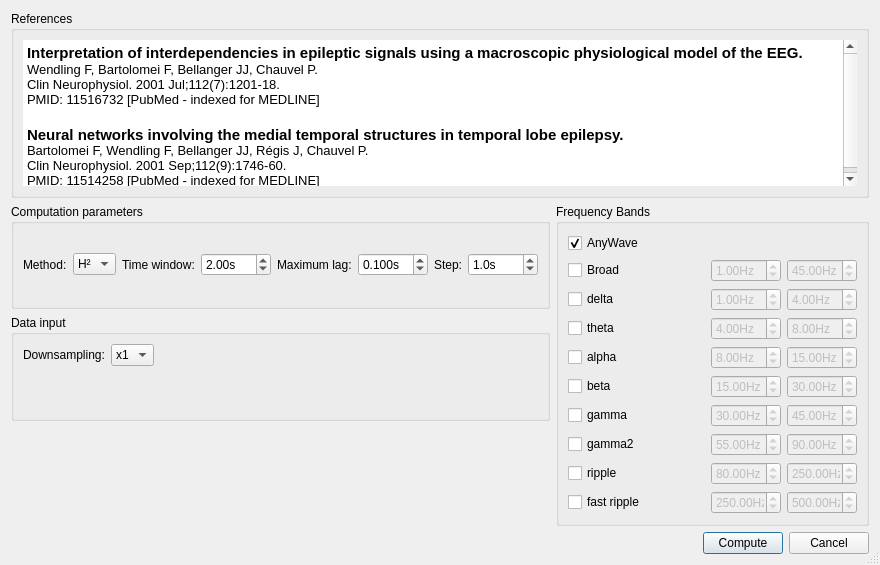
This is src/plugins/h2/h2ui.ui in HIP-infrastructure/anywave-code as Qt 5 draws it before an edit. The edited form follows.
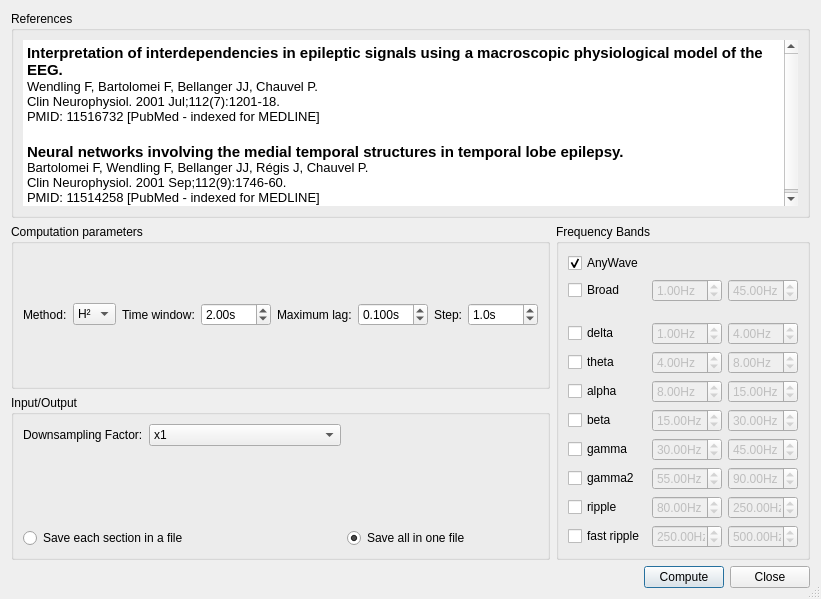
This is the edited form. Icons and pictures are not drawn. Custom widgets are drawn as their Qt base class.

The edit to the form file:
```diff
--- a/src/plugins/h2/h2ui.ui
+++ b/src/plugins/h2/h2ui.ui
@@ -6,8 +6,8 @@
    <rect>
     <x>0</x>
     <y>0</y>
-    <width>880</width>
-    <height>565</height>
+    <width>821</width>
+    <height>599</height>
    </rect>
   </property>
   <property name="windowTitle">
@@ -23,8 +23,8 @@
   <property name="modal">
    <bool>true</bool>
   </property>
-  <layout class="QVBoxLayout" name="verticalLayout_2">
-   <item>
+  <layout class="QGridLayout" name="gridLayout_5">
+   <item row="0" column="0">
     <widget class="QGroupBox" name="groupBox">
      <property name="sizePolicy">
       <sizepolicy hsizetype="Expanding" vsizetype="Expanding">
@@ -63,8 +63,8 @@
      </layout>
     </widget>
    </item>
-   <item>
-    <layout class="QHBoxLayout" name="horizontalLayout_2">
+   <item row="1" column="0">
+    <layout class="QHBoxLayout" name="horizontalLayout">
      <item>
       <layout class="QVBoxLayout" name="verticalLayout">
        <item>
@@ -268,10 +268,53 @@
           </sizepolicy>
          </property>
          <property name="title">
-          <string>Data input</string>
+          <string>Input/Output</string>
          </property>
-         <layout class="QGridLayout" name="gridLayout_4">
-          <item row="1" column="0">
+         <layout class="QGridLayout" name="gridLayout_6">
+          <item row="0" column="0">
+           <widget class="QLabel" name="label_5">
+            <property name="sizePolicy">
+             <sizepolicy hsizetype="Fixed" vsizetype="Preferred">
+              <horstretch>0</horstretch>
+              <verstretch>0</verstretch>
+             </sizepolicy>
+            </property>
+            <property name="toolTip">
+             <string>Downsample the data before computing</string>
+            </property>
+            <property name="text">
+             <string>Downsampling Factor:</string>
+            </property>
+            <property name="scaledContents">
+             <bool>true</bool>
+            </property>
+           </widget>
+          </item>
+          <item row="0" column="1">
+           <widget class="QComboBox" name="comboDS">
+            <item>
+             <property name="text">
+              <string>x1</string>
+             </property>
+            </item>
+            <item>
+             <property name="text">
+              <string>x2</string>
+             </property>
+            </item>
+            <item>
+             <property name="text">
+              <string>x4</string>
+             </property>
+            </item>
+            <item>
+             <property name="text">
+              <string>x8</string>
+             </property>
+            </item>
+           </widget>
+          </item>
+          <item row="1" column="0" colspan="3">
            <widget class="AwSelectInputDataWidget" name="widgetInputData" native="true">
             <property name="sizePolicy">
              <sizepolicy hsizetype="Expanding" vsizetype="Expanding">
@@ -279,81 +322,29 @@
               <verstretch>0</verstretch>
              </sizepolicy>
             </property>
+            <layout class="QGridLayout" name="gridLayout_4"/>
            </widget>
           </item>
-          <item row="0" column="0">
-           <layout class="QHBoxLayout" name="horizontalLayout">
-            <item>
-             <widget class="QLabel" name="label_5">
-              <property name="sizePolicy">
-               <sizepolicy hsizetype="Fixed" vsizetype="Preferred">
-                <horstretch>0</horstretch>
-                <verstretch>0</verstretch>
-               </sizepolicy>
-              </property>
-              <property name="text">
-               <string>Downsampling:</string>
-              </property>
-              <property name="scaledContents">
-               <bool>true</bool>
-              </property>
-             </widget>
-            </item>
-            <item>
-             <widget class="QComboBox" name="comboDS">
-              <item>
-               <property name="text">
-                <string>x1</string>
-               </property>
-              </item>
-              <item>
-               <property name="text">
-                <string>x2</string>
-               </property>
-              </item>
-              <item>
-               <property name="text">
-                <string>x4</string>
-               </property>
-              </item>
-              <item>
-               <property name="text">
-                <string>x8</string>
-               </property>
-              </item>
-             </widget>
-            </item>
-            <item>
-             <spacer name="horizontalSpacer_3">
-              <property name="orientation">
-               <enum>Qt::Horizontal</enum>
-              </property>
-              <property name="sizeHint" stdset="0">
-               <size>
-                <width>40</width>
-                <height>20</height>
-               </size>
-              </property>
-             </spacer>
-            </item>
-           </layout>
+          <item row="2" column="0" colspan="2">
+           <widget class="QRadioButton" name="radioButton">
+            <property name="text">
+             <string>Save each section in a file</string>
+            </property>
+           </widget>
+          </item>
+          <item row="2" column="2">
+           <widget class="QRadioButton" name="radioSaveInOneFile">
+            <property name="text">
+             <string>Save all in one file</string>
+            </property>
+            <property name="checked">
+             <bool>true</bool>
+            </property>
+           </widget>
           </item>
          </layout>
         </widget>
        </item>
-       <item>
-        <spacer name="verticalSpacer_2">
-         <property name="orientation">
-          <enum>Qt::Vertical</enum>
-         </property>
-         <property name="sizeHint" stdset="0">
-          <size>
-           <width>20</width>
-           <height>40</height>
-          </size>
-         </property>
-        </spacer>
-       </item>
       </layout>
      </item>
      <item>
@@ -1086,8 +1077,8 @@
      </item>
     </layout>
    </item>
-   <item>
-    <layout class="QHBoxLayout" name="horizontalLayout_6">
+   <item row="2" column="0">
+    <layout class="QHBoxLayout" name="horizontalLayout_2">
      <item>
       <spacer name="horizontalSpacer_2">
        <property name="orientation">
@@ -1095,7 +1086,7 @@
        </property>
        <property name="sizeHint" stdset="0">
         <size>
-         <width>40</width>
+         <width>341</width>
          <height>20</height>
         </size>
        </property>
@@ -1129,7 +1120,7 @@
         </sizepolicy>
        </property>
        <property name="text">
-        <string>Cancel</string>
+        <string>Close</string>
        </property>
        <property name="autoDefault">
         <bool>false</bool>
```
Left out of the diff: 740 changed lines with no effect on the pictures.
